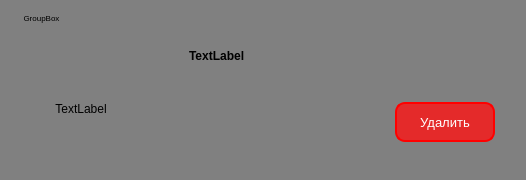
The window that item2.ui (Dima977/GG) describes before a commit, drawn with Qt 5.
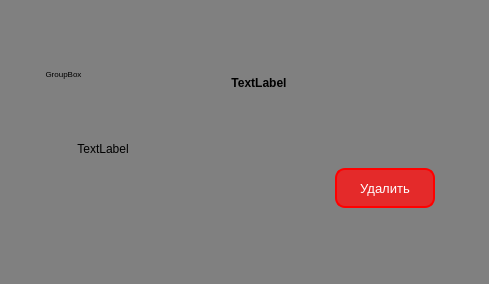
The same window after the commit.

```diff
--- a/item2.ui
+++ b/item2.ui
@@ -6,8 +6,8 @@
    <rect>
     <x>0</x>
     <y>0</y>
-    <width>526</width>
-    <height>180</height>
+    <width>489</width>
+    <height>284</height>
    </rect>
   </property>
   <property name="font">
@@ -26,8 +26,20 @@
 border-radius: 10px;</string>
   </property>
   <layout class="QGridLayout" name="gridLayout">
-   <item row="0" column="1">
+   <item row="0" column="0">
     <widget class="QGroupBox" name="widget">
+     <property name="minimumSize">
+      <size>
+       <width>60</width>
+       <height>60</height>
+      </size>
+     </property>
+     <property name="maximumSize">
+      <size>
+       <width>400</width>
+       <height>150</height>
+      </size>
+     </property>
      <property name="font">
       <font>
        <family>Arial</family>
@@ -43,81 +55,7 @@
       <string>GroupBox</string>
      </property>
      <layout class="QGridLayout" name="gridLayout_2">
-      <item row="1" column="7">
-       <spacer name="horizontalSpacer_3">
-        <property name="orientation">
-         <enum>Qt::Horizontal</enum>
-        </property>
-        <property name="sizeHint" stdset="0">
-         <size>
-          <width>40</width>
-          <height>20</height>
-         </size>
-        </property>
-       </spacer>
-      </item>
-      <item row="1" column="5">
-       <widget class="QLabel" name="label_2">
-        <property name="sizePolicy">
-         <sizepolicy hsizetype="Minimum" vsizetype="Maximum">
-          <horstretch>0</horstretch>
-          <verstretch>0</verstretch>
-         </sizepolicy>
-        </property>
-        <property name="minimumSize">
-         <size>
-          <width>200</width>
-          <height>0</height>
-         </size>
-        </property>
-        <property name="maximumSize">
-         <size>
-          <width>600</width>
-          <height>30</height>
-         </size>
-        </property>
-        <property name="font">
-         <font>
-          <family>Arial</family>
-          <weight>75</weight>
-          <bold>true</bold>
-         </font>
-        </property>
-        <property name="text">
-         <string>TextLabel</string>
-        </property>
-       </widget>
-      </item>
-      <item row="1" column="2">
-       <spacer name="horizontalSpacer_2">
-        <property name="orientation">
-         <enum>Qt::Horizontal</enum>
-        </property>
-        <property name="sizeHint" stdset="0">
-         <size>
-          <width>40</width>
-          <height>20</height>
-         </size>
-        </property>
-       </spacer>
-      </item>
-      <item row="1" column="4">
-       <spacer name="horizontalSpacer">
-        <property name="orientation">
-         <enum>Qt::Horizontal</enum>
-        </property>
-        <property name="sizeType">
-         <enum>QSizePolicy::Fixed</enum>
-        </property>
-        <property name="sizeHint" stdset="0">
-         <size>
-          <width>40</width>
-          <height>20</height>
-         </size>
-        </property>
-       </spacer>
-      </item>
-      <item row="2" column="7">
+      <item row="3" column="6">
        <widget class="QPushButton" name="btn_delete">
         <property name="sizePolicy">
          <sizepolicy hsizetype="Minimum" vsizetype="Maximum">
@@ -157,7 +95,45 @@
         </property>
        </widget>
       </item>
-      <item row="1" column="1" rowspan="2">
+      <item row="1" column="2">
+       <widget class="QLabel" name="label_2">
+        <property name="sizePolicy">
+         <sizepolicy hsizetype="Minimum" vsizetype="Maximum">
+          <horstretch>0</horstretch>
+          <verstretch>0</verstretch>
+         </sizepolicy>
+        </property>
+        <property name="minimumSize">
+         <size>
+          <width>200</width>
+          <height>0</height>
+         </size>
+        </property>
+        <property name="maximumSize">
+         <size>
+          <width>600</width>
+          <height>30</height>
+         </size>
+        </property>
+        <property name="font">
+         <font>
+          <family>Arial</family>
+          <weight>75</weight>
+          <bold>true</bold>
+         </font>
+        </property>
+        <property name="text">
+         <string>TextLabel</string>
+        </property>
+        <property name="textFormat">
+         <enum>Qt::AutoText</enum>
+        </property>
+        <property name="alignment">
+         <set>Qt::AlignCenter</set>
+        </property>
+       </widget>
+      </item>
+      <item row="2" column="0">
        <widget class="QLabel" name="label">
         <property name="sizePolicy">
          <sizepolicy hsizetype="Maximum" vsizetype="Maximum">
@@ -191,32 +167,6 @@
      </layout>
     </widget>
    </item>
-   <item row="0" column="0">
-    <spacer name="horizontalSpacer_4">
-     <property name="orientation">
-      <enum>Qt::Horizontal</enum>
-     </property>
-     <property name="sizeHint" stdset="0">
-      <size>
-       <width>40</width>
-       <height>20</height>
-      </size>
-     </property>
-    </spacer>
-   </item>
-   <item row="0" column="3">
-    <spacer name="horizontalSpacer_5">
-     <property name="orientation">
-      <enum>Qt::Horizontal</enum>
-     </property>
-     <property name="sizeHint" stdset="0">
-      <size>
-       <width>40</width>
-       <height>20</height>
-      </size>
-     </property>
-    </spacer>
-   </item>
   </layout>
  </widget>
  <resources/>
```
